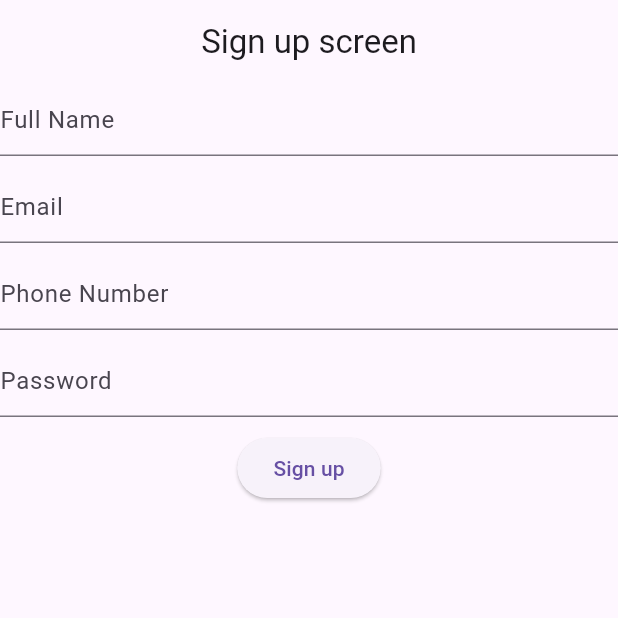
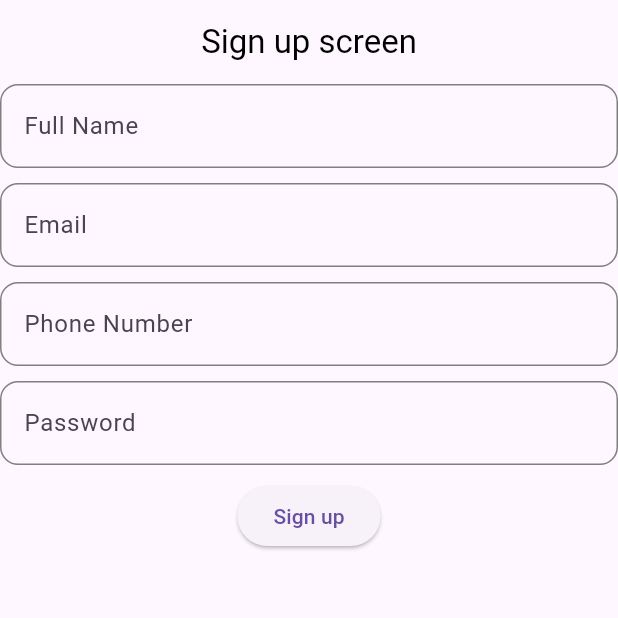
Before and after one commit to Sai-Harshith-315/grocery_user_app, a Flutter app: the screen it shows after launch, on a phone screen of 412 x 824 dp, the top half of it. Run offline on Flutter 3.47's test engine with Material 3 defaults, Android fonts, the phone set to English and light mode, and no system bars; our stand-ins replace cloud_firestore, firebase_auth, firebase_core, get; accounts and stored records are empty.

Commit message:
updated code
added the folder structure and custom widgets.

```diff
--- a/lib/domain/repository/auth_service_repo.dart
+++ b/lib/data/interfaces/auth_interfaces/auth_interface.dart
@@ -1,4 +1,4 @@
-abstract class AuthServiceRepo {
+abstract class AuthInterface {
   Future<void> signup(
     String email,
     String fullName,
--- a/lib/domain/bindings/bindings.dart
+++ b/lib/domain/bindings/bindings.dart
@@ -1,12 +1,12 @@
 import 'package:get/get.dart';
 import 'package:grocery_user_app/domain/controllers/signup_controller.dart';
-import '../../data/repository/firebase_auth_repo.dart';
-import '../repository/auth_service_repo.dart';
+import '../../data/interfaces/auth_interfaces/auth_interface.dart';
+import '../../data/services/firebase_auth_repo.dart';
 
 class AppBindings extends Bindings {
   @override
   void dependencies() {
-    Get.lazyPut<AuthServiceRepo>(() => FirebaseAuthRepo());
+    Get.lazyPut<AuthInterface>(() => FirebaseAuthRepo());
 
     Get.lazyPut<SignupController>(
         () => SignupController(authServiceRepo: Get.find()));
--- a/lib/domain/controllers/signup_controller.dart
+++ b/lib/domain/controllers/signup_controller.dart
@@ -1,10 +1,11 @@
 // ignore_for_file: avoid_print
 
 import 'package:get/get.dart';
-import 'package:grocery_user_app/domain/repository/auth_service_repo.dart';
+
+import '../../data/interfaces/auth_interfaces/auth_interface.dart';
 
 class SignupController extends GetxController {
-  final AuthServiceRepo authServiceRepo;
+  final AuthInterface authServiceRepo;
   var isLoading = false.obs;
 
   SignupController({required this.authServiceRepo});
--- a/lib/main.dart
+++ b/lib/main.dart
@@ -3,7 +3,6 @@ import 'package:flutter/material.dart';
 import 'package:get/get.dart';
 import 'package:grocery_user_app/data/firebase_options.dart';
 import 'package:grocery_user_app/presentation/features/Auth/screens/signup_screen.dart';
-
 import 'domain/bindings/bindings.dart';
 
 Future<void> main(List<String> args) async {
--- a/lib/presentation/features/Auth/screens/signup_screen.dart
+++ b/lib/presentation/features/Auth/screens/signup_screen.dart
@@ -1,8 +1,12 @@
+// ignore_for_file: avoid_print
+
 import 'package:flutter/cupertino.dart';
 import 'package:flutter/material.dart';
 import 'package:get/get.dart';
 import 'package:grocery_user_app/domain/controllers/signup_controller.dart';
 import 'package:grocery_user_app/presentation/features/Home/screens/home_screen.dart';
+import 'package:grocery_user_app/presentation/widgets/my_textFormField.dart';
+import 'package:grocery_user_app/presentation/widgets/my_text_wiget.dart';
 
 class SignupScreen extends StatefulWidget {
   const SignupScreen({super.key});
@@ -20,54 +24,45 @@ class _SignupScreenState extends State<SignupScreen> {
   TextEditingController userPhoneNumber = TextEditingController();
   @override
   Widget build(BuildContext context) {
-    return Scaffold(
+    return SafeArea(
+      child: Scaffold(
         appBar: AppBar(
           centerTitle: true,
-        title: const Text(
-          "Sign up screen",
+          title: MyText(
+            text: "Sign up screen",
           ),
         ),
         body: SingleChildScrollView(
           child: Column(
             children: [
               //full name
-            TextField(
+              CustomTextFormField(
                 controller: userFullName,
-              decoration: const InputDecoration(
                 hintText: 'Full Name',
-              ),
               ),
               const SizedBox(
                 height: 10,
               ),
               //email
-            TextField(
+              CustomTextFormField(
                 controller: userEmail,
-              decoration: const InputDecoration(
                 hintText: 'Email',
-              ),
               ),
               const SizedBox(
                 height: 10,
               ),
-
               //phone number
-
-            TextField(
+              CustomTextFormField(
                 controller: userPhoneNumber,
-              decoration: const InputDecoration(
                 hintText: 'Phone Number',
-              ),
               ),
               const SizedBox(
                 height: 10,
               ),
               //password
-            TextField(
+              CustomTextFormField(
                 controller: userPassword,
-              decoration: const InputDecoration(
                 hintText: 'Password',
-              ),
               ),
               const SizedBox(
                 height: 10,
@@ -98,6 +93,7 @@ class _SignupScreenState extends State<SignupScreen> {
             ],
           ),
         ),
+      ),
     );
   }
 }
--- /dev/null
+++ b/lib/presentation/widgets/my_textFormField.dart
@@ -0,0 +1,81 @@
+import 'package:flutter/material.dart';
+
+import '../constants/colors.dart';
+
+// ignore: must_be_immutable
+class CustomTextFormField extends StatelessWidget {
+  // String? Function(String?)? validator;
+  void Function(String?)? onSaved;
+  final String hintText;
+  final double? height;
+  final RegExp? validationRegex;
+  final bool obscureText;
+  String? Function(String?)? validator;
+  TextEditingController? controller;
+  Widget? suffixIcon;
+  Widget? prefixIcon;
+  int? maxLines;
+  String? labelText;
+  TextInputType? keyboardType;
+  Widget? label;
+  EdgeInsetsGeometry? contentPadding;
+  TextInputAction? textInputAction;
+
+  CustomTextFormField({
+    super.key,
+    // this.validator,
+    this.onSaved,
+    required this.hintText,
+    this.height,
+    this.validationRegex,
+    this.obscureText = false,
+    this.validator,
+    this.controller,
+    this.suffixIcon,
+    this.prefixIcon,
+    this.maxLines,
+    this.labelText,
+    this.keyboardType,
+    this.label,
+    this.contentPadding,
+    this.textInputAction,
+  });
+
+  @override
+  Widget build(BuildContext context) {
+    return SizedBox(
+      height: height,
+      child: TextFormField(
+        controller: controller,
+        obscureText: obscureText,
+        validator: validator,
+        onSaved: onSaved,
+        maxLines: maxLines ?? 1,
+        textInputAction: textInputAction,
+        cursorColor: green,
+        keyboardType: keyboardType,
+        decoration: InputDecoration(
+          labelText: labelText,
+          labelStyle: TextStyle(color: black),
+          suffixIcon: suffixIcon,
+          label: label,
+          prefixIcon: prefixIcon,
+          contentPadding: contentPadding,
+          hintText: hintText,
+          border: OutlineInputBorder(
+            borderRadius: BorderRadius.circular(12),
+            borderSide: const BorderSide(color: grey),
+          ),
+          enabledBorder: OutlineInputBorder(
+            borderRadius: BorderRadius.circular(12),
+            borderSide: const BorderSide(color: grey),
+          ),
+          focusedBorder: OutlineInputBorder(
+            borderRadius: BorderRadius.circular(12),
+            borderSide: const BorderSide(color: grey),
+          ),
+        ),
+      ),
+    );
+  }
+}
--- /dev/null
+++ b/lib/presentation/widgets/my_text_wiget.dart
@@ -0,0 +1,44 @@
+import 'package:flutter/material.dart';
+
+// ignore: must_be_immutable
+class MyText extends StatelessWidget {
+  String text;
+  double? fontSize;
+  Color? color;
+  FontWeight? fontWeight;
+  TextAlign? textAlign;
+  TextOverflow? overflow;
+  int? maxLines;
+  TextDecoration? decoration;
+  Color? decorationColor;
+  MyText({
+    super.key,
+    required this.text,
+    this.color,
+    this.fontSize,
+    this.fontWeight,
+    this.textAlign,
+    this.overflow,
+    this.maxLines,
+    this.decoration,
+    this.decorationColor,
+  });
+
+  @override
+  Widget build(BuildContext context) {
+    return Text(
+      text,
+      style: TextStyle(
+        color: color ?? Colors.black,
+        fontSize: fontSize,
+        fontWeight: fontWeight,
+        overflow: overflow ?? TextOverflow.ellipsis,
+        decoration: decoration,
+        decorationColor: decorationColor,
+      ),
+      maxLines: maxLines,
+      overflow: overflow,
+      textAlign: textAlign ?? TextAlign.start,
+    );
+  }
+}
```
Also changed, not shown: lib/data/firebase_data/firebase_auth_data.dart (deleted, +0 -23 lines), lib/data/repository/firebase_auth_repo.dart (+23 -36 lines), lib/data/services/firebase_auth_repo.dart (added, +57 -0 lines), lib/presentation/constants/colors.dart (added, +154 -0 lines), lib/presentation/constants/responsive.dart (added, +53 -0 lines), lib/presentation/widgets/my_app_bar.dart (added, +39 -0 lines). Lines whose indentation alone changed are shown as unchanged.
